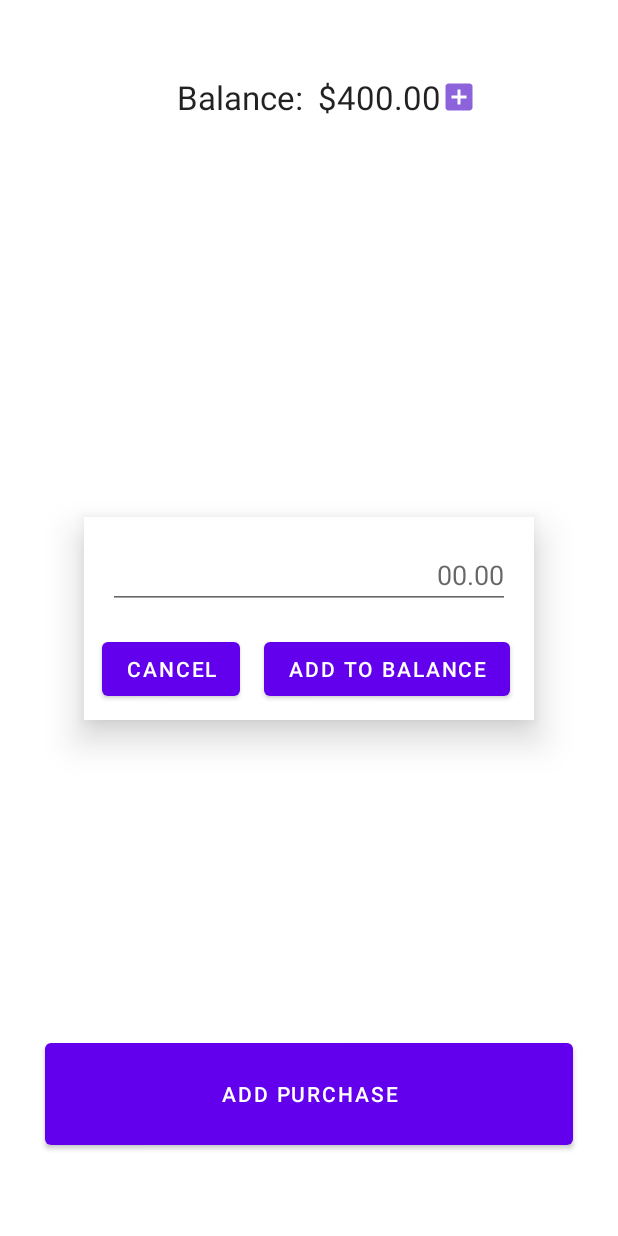
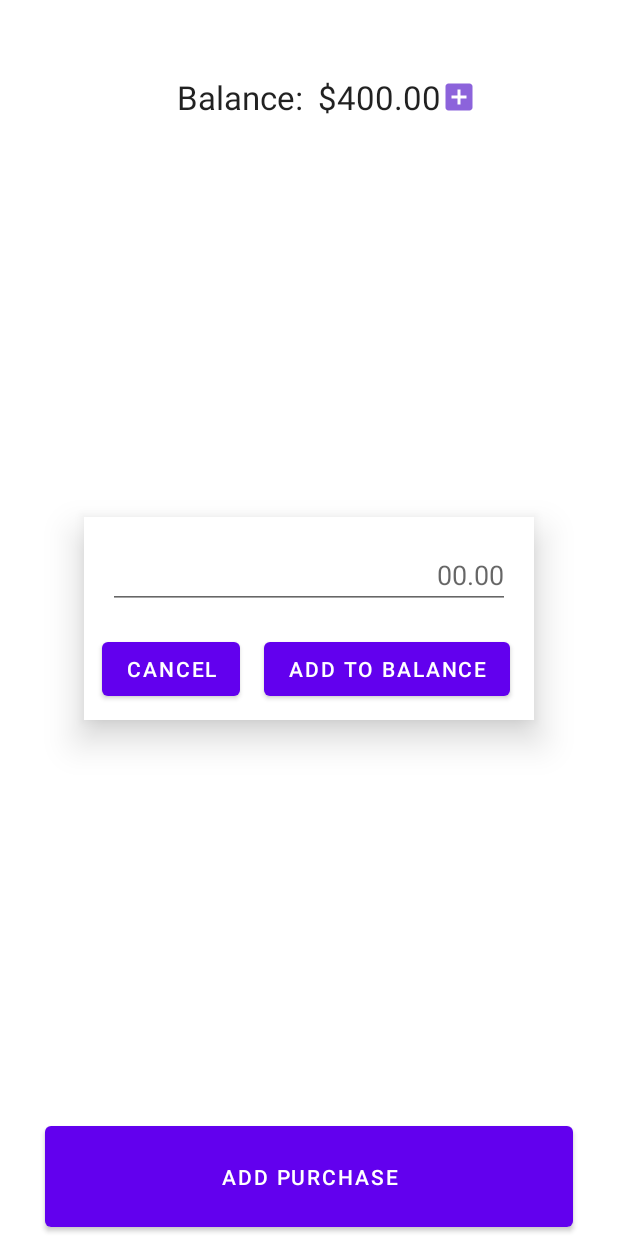
Before and after one commit to SpudLaw/allowanceTracker, an Android app: the screen it shows after launch (MainActivity), after a tap on "Add to Balance Button", on a phone screen of 412 x 824 dp. Run offline under Robolectric (Android 15) with nearby library versions, the phone set to English and light mode, and no system bars; our stand-ins replace Room's generated code; 1 statement that could not run was skipped.

Commit message:
Use ListAdapter as base class for PurchasesAdapter
ListAdapter is neat since it'll automatically figure out the difference between lists, so we don't need to call `notifyDataSetChanged` or any of that jazz.

Also changed `MainFragment` to use the `Fragment` constructor that takes a layout ID (so we don't need to call `onCreateView`)

```diff
--- a/app/src/main/AndroidManifest.xml
+++ b/app/src/main/AndroidManifest.xml
@@ -9,7 +9,10 @@
         android:roundIcon="@mipmap/ic_launcher_round"
         android:supportsRtl="true"
         android:theme="@style/Theme.AllowanceTracker">
-        <activity android:name=".MainActivity" android:windowSoftInputMode="adjustNothing">
+        <activity
+            android:name=".MainActivity"
+            android:exported="true"
+            android:windowSoftInputMode="adjustNothing">
             <intent-filter>
                 <action android:name="android.intent.action.MAIN" />
 
--- a/app/src/main/java/com/example/allowancetracker/ui/main/MainFragment.kt
+++ b/app/src/main/java/com/example/allowancetracker/ui/main/MainFragment.kt
@@ -1,55 +1,39 @@
 package com.example.allowancetracker.ui.main
 
 import android.os.Bundle
-import android.view.LayoutInflater
 import android.view.View
-import android.view.ViewGroup
 import android.widget.Toast
 import androidx.core.view.isVisible
 import androidx.fragment.app.Fragment
-import androidx.lifecycle.ViewModelProvider
+import androidx.fragment.app.viewModels
 import androidx.recyclerview.widget.LinearLayoutManager
+import com.example.allowancetracker.R
 import com.example.allowancetracker.data.Purchase
 import com.example.allowancetracker.databinding.MainFragmentBinding
-import java.util.*
 
-class MainFragment : Fragment() {
+class MainFragment : Fragment(R.layout.main_fragment) {
 
-    private lateinit var binding: MainFragmentBinding
-    private lateinit var viewModel: MainViewModel
-    private lateinit var purchasesAdapter: PurchasesAdapter
+    private var _binding: MainFragmentBinding? = null
 
+    private val binding: MainFragmentBinding
+        get() = _binding!!
 
-    override fun onCreateView(
-        inflater: LayoutInflater,
-        container: ViewGroup?,
-        savedInstanceState: Bundle?
-    ): View {
-        binding = MainFragmentBinding.inflate(inflater, container, false)
-        return binding.root
-    }
-
-    override fun onCreate(savedInstanceState: Bundle?) {
-        super.onCreate(savedInstanceState)
-        purchasesAdapter = PurchasesAdapter()
-    }
+    private val viewModel by viewModels<MainViewModel>()
 
     override fun onViewCreated(view: View, savedInstanceState: Bundle?) {
         super.onViewCreated(view, savedInstanceState)
-
-        viewModel = ViewModelProvider(this).get(MainViewModel::class.java)
+        _binding = MainFragmentBinding.bind(view)
 
         viewModel.balance.observe(viewLifecycleOwner, { allowance ->
             binding.balanceValue.text = String.format("$%.2f", allowance)
         })
 
-        viewModel.purchases.observe(viewLifecycleOwner, { purchases ->
-            purchases.let { purchasesAdapter.setPurchases(it) }
-        })
+        viewModel.purchases.observe(viewLifecycleOwner) {
+            (binding.purchasesRecyclerView.adapter as PurchasesAdapter).submitList(it.asReversed())
+        }
 
         binding.balanceValue.text = viewModel.getBalanceString()
-        binding.purchasesRecyclerView.adapter = purchasesAdapter
-        binding.purchasesRecyclerView.layoutManager = LinearLayoutManager(context)
+        binding.purchasesRecyclerView.adapter = PurchasesAdapter()
 
 
         binding.addPurchaseButton.setOnClickListener {
@@ -130,4 +114,9 @@ class MainFragment : Fragment() {
 
     }
 
+    override fun onDestroyView() {
+        super.onDestroyView()
+        // Clear our the reference so our view can be garbage collected
+        _binding = null
+    }
 }
--- a/app/src/main/java/com/example/allowancetracker/ui/main/MainViewModel.kt
+++ b/app/src/main/java/com/example/allowancetracker/ui/main/MainViewModel.kt
@@ -26,10 +26,10 @@ class MainViewModel(application: Application) : AndroidViewModel(application) {
         purchases = repository.allPurchases
 
         sharedPref = application.getSharedPreferences("preference_key", Context.MODE_PRIVATE)
-        val defaultValue = 400.toFloat()
-        val currentAllowance = sharedPref.getFloat("balance", defaultValue).toDouble()
+        val currentAllowance = sharedPref.getFloat("balance", 400.toFloat()).toDouble()
+        val currentExpenseCost = purchases.value.orEmpty().sumOf { it.cost }
 
-        balance = MutableLiveData(currentAllowance)
+        balance = MutableLiveData(currentAllowance - currentExpenseCost)
     }
 
     fun add(purchase: Purchase) = viewModelScope.launch {
--- a/app/src/main/res/layout/list_item_purchase.xml
+++ b/app/src/main/res/layout/list_item_purchase.xml
@@ -5,7 +5,7 @@
     android:layout_width="match_parent"
     android:layout_height="50dp">
 
-    <TextView
+    <com.google.android.material.textview.MaterialTextView
         android:id="@+id/description_textview"
         android:layout_width="0dp"
         android:layout_height="wrap_content"
@@ -18,7 +18,7 @@
         app:layout_constraintTop_toTopOf="parent"
         tools:text="Description" />
 
-    <TextView
+    <com.google.android.material.textview.MaterialTextView
         android:id="@+id/cost_textview"
         android:layout_width="0dp"
         android:layout_height="wrap_content"
--- a/app/src/main/res/layout/main_fragment.xml
+++ b/app/src/main/res/layout/main_fragment.xml
@@ -7,7 +7,7 @@
     android:layout_height="match_parent"
     tools:context=".ui.main.MainFragment">
 
-    <TextView
+    <com.google.android.material.textview.MaterialTextView
         android:id="@+id/balance_title"
         android:layout_width="wrap_content"
         android:layout_height="wrap_content"
@@ -19,49 +19,56 @@
         app:layout_constraintStart_toStartOf="parent"
         app:layout_constraintTop_toTopOf="parent" />
 
-    <TextView
+    <com.google.android.material.textview.MaterialTextView
         android:id="@+id/balance_value"
         android:layout_width="wrap_content"
         android:layout_height="wrap_content"
         android:layout_marginStart="10dp"
-        android:text="$400"
         android:textAppearance="@style/TextAppearance.AppCompat.Large"
         app:layout_constraintBottom_toBottomOf="@id/balance_title"
         app:layout_constraintEnd_toEndOf="parent"
         app:layout_constraintStart_toEndOf="@+id/balance_title"
-        app:layout_constraintTop_toTopOf="@+id/balance_title" />
+        app:layout_constraintTop_toTopOf="@+id/balance_title"
+        tools:text="$400" />
 
-    <ImageButton
+    <androidx.appcompat.widget.AppCompatImageButton
         android:id="@+id/add_to_balance_button"
-        android:layout_gravity="left"
+        style="@style/Theme.AllowanceTracker"
         android:layout_width="50dp"
         android:layout_height="wrap_content"
-        android:layout_weight="1"
+        android:layout_gravity="start"
+        android:contentDescription="@string/add_to_balance_button_content_desc"
         android:scaleType="fitStart"
         android:src="@drawable/ic_baseline_add_box_24"
-        style="@style/Theme.AllowanceTracker"
-        app:layout_constraintTop_toTopOf="@+id/balance_title"
+        app:layout_constraintBottom_toBottomOf="@id/balance_title"
         app:layout_constraintStart_toEndOf="@id/balance_value"
-        app:layout_constraintBottom_toBottomOf="@id/balance_title"
-        android:contentDescription="@string/add_to_balance_button_content_desc" />
+        app:layout_constraintTop_toTopOf="@+id/balance_title" />
 
     <androidx.recyclerview.widget.RecyclerView
         android:id="@+id/purchases_recycler_view"
-        android:layout_width="match_parent"
-        android:layout_height="500dp"
+        android:layout_width="0dp"
+        android:layout_height="0dp"
         android:divider="@null"
         android:dividerHeight="0dp"
+        app:layoutManager="androidx.recyclerview.widget.LinearLayoutManager"
         app:layout_constraintBottom_toTopOf="@+id/add_purchase_button"
+        app:layout_constraintEnd_toEndOf="parent"
+        app:layout_constraintStart_toStartOf="parent"
         app:layout_constraintTop_toBottomOf="@+id/balance_title"
+        tools:itemCount="20"
         tools:listitem="@layout/list_item_purchase" />
 
-    <Button
+    <com.google.android.material.button.MaterialButton
         android:id="@+id/add_purchase_button"
-        android:layout_width="match_parent"
-        android:layout_height="80dp"
+        android:layout_width="0dp"
+        android:layout_height="wrap_content"
+        android:paddingTop="24dp"
+        android:paddingBottom="24dp"
         android:layout_marginHorizontal="30dp"
         android:text="@string/add_purchase_button_label"
         app:layout_constraintBottom_toBottomOf="parent"
+        app:layout_constraintEnd_toEndOf="parent"
+        app:layout_constraintStart_toStartOf="parent"
         app:layout_constraintTop_toBottomOf="@id/purchases_recycler_view" />
 
     <include
@@ -81,9 +88,9 @@
         android:layout_width="300dp"
         android:layout_height="wrap_content"
         android:visibility="gone"
-        app:layout_constraintTop_toTopOf="parent"
         app:layout_constraintBottom_toBottomOf="parent"
+        app:layout_constraintEnd_toEndOf="parent"
         app:layout_constraintStart_toStartOf="parent"
-        app:layout_constraintEnd_toEndOf="parent"/>
+        app:layout_constraintTop_toTopOf="parent" />
 
 </androidx.constraintlayout.widget.ConstraintLayout>
--- a/app/src/main/res/values/colors.xml
+++ b/app/src/main/res/values/colors.xml
@@ -7,4 +7,6 @@
     <color name="teal_700">#FF018786</color>
     <color name="black">#FF000000</color>
     <color name="white">#FFFFFFFF</color>
+
+    <color name="cost_increase">#FF008000</color>
 </resources>
--- a/app/src/main/res/values/strings.xml
+++ b/app/src/main/res/values/strings.xml
@@ -11,4 +11,6 @@
     <string name="set_allowance_button_label">Set Allowance</string>
     <string name="add_to_balance_button_label">Add to Balance</string>
     <string name="add_to_balance_button_content_desc">Add to Balance Button</string>
+
+    <string name="cost">%1$.2f</string>
 </resources>
```
Also changed, not shown: app/build.gradle (+19 -15 lines), app/src/main/java/com/example/allowancetracker/data/Purchase.kt (+8 -1 lines), app/src/main/java/com/example/allowancetracker/ui/main/PurchasesAdapter.kt (+35 -39 lines), app/src/main/java/com/example/allowancetracker/ui/recyclerview/RecyclerViewExtensions.kt (added, +25 -0 lines), build.gradle (+5 -3 lines).
